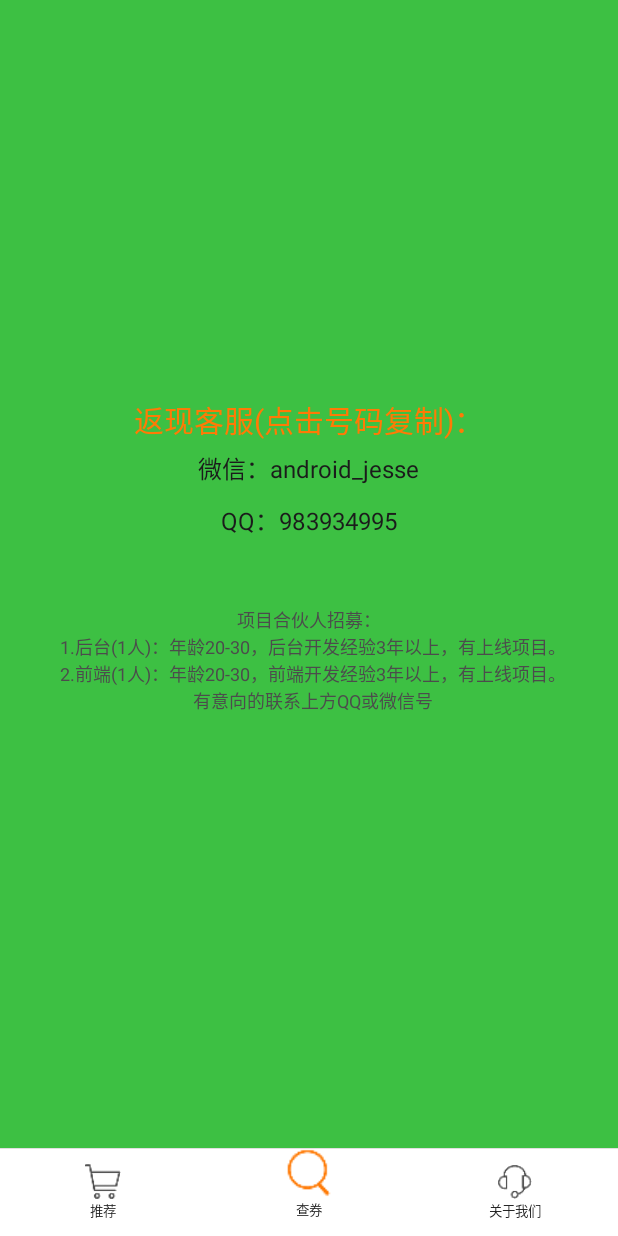
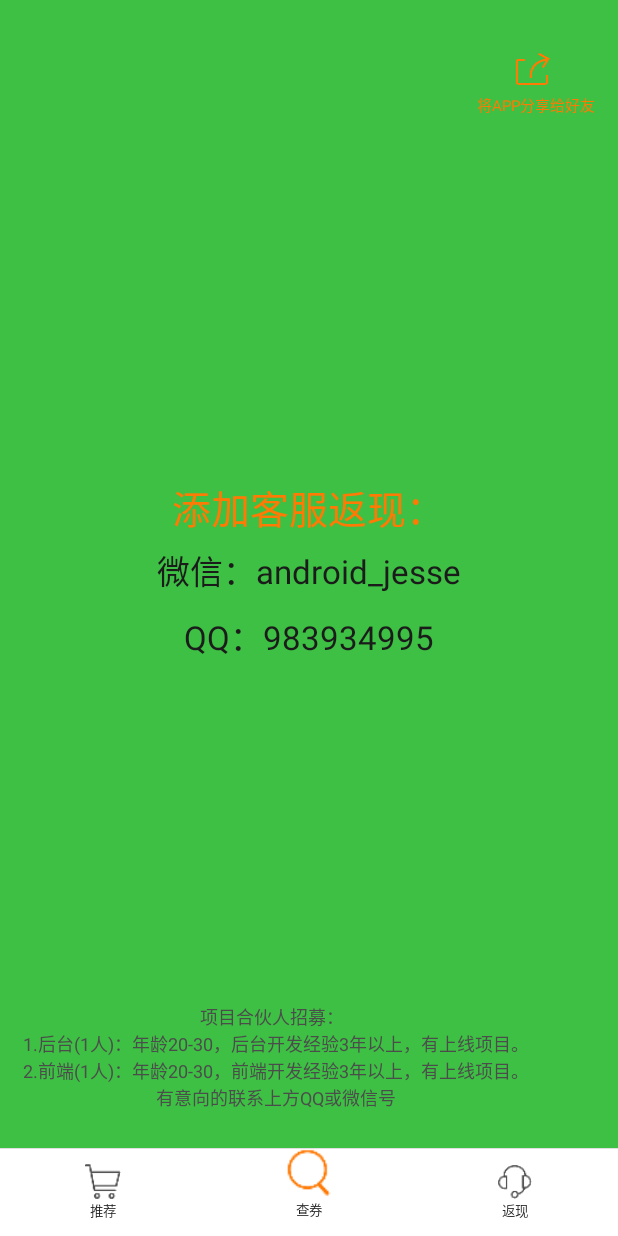
Before and after one commit to hellojessehao/huitao, an Android app: the fragment AboutUsFragment placed in its activity, on a phone screen of 412 x 824 dp. Run offline under Robolectric (Android 15) with nearby library versions, the phone set to English and light mode, and no system bars; our stand-ins replace ButterKnife; libraries missing offline, so code that uses them is left out: com.blankj.utilcode, com.pgyersdk.update, com.scwang.smartrefresh; 4 statements that could not run were skipped.

Commit message:
1.调通微信分享； 2.放入下载地址二位码。

```diff
--- a/app/build.gradle
+++ b/app/build.gradle
@@ -15,14 +15,14 @@ android {
         debug {
             keyAlias 'jesseandroid'
             keyPassword 'jesse0225.'
-            storeFile file('D:/zhangshihao/development/keystore/huitao.jks')
+            storeFile file('D:/Development/keystore/keystore/huitao.jks')
             storePassword 'jesse0225.'
         }
 
         release {
             keyAlias 'jesseandroid'
             keyPassword 'jesse0225.'
-            storeFile file('D:/zhangshihao/development/keystore/huitao.jks')
+            storeFile file('D:/Development/keystore/keystore/huitao.jks')
             storePassword 'jesse0225.'
         }
     }
--- a/app/src/main/java/com/android/jesse/huitao/view/activity/GoodsDetailActivity.java
+++ b/app/src/main/java/com/android/jesse/huitao/view/activity/GoodsDetailActivity.java
@@ -34,6 +34,7 @@ import com.android.jesse.huitao.utils.RequestHelper;
 import com.android.jesse.huitao.utils.ScreenManager;
 import com.android.jesse.huitao.utils.ToastUtil;
 import com.android.jesse.huitao.utils.Utils;
+import com.android.jesse.huitao.utils.WxApiUtils;
 import com.android.jesse.huitao.view.activity.base.BaseActivity;
 import com.android.jesse.huitao.view.adapter.RelativeGoodsRecyclerAdapter;
 import com.android.jesse.huitao.view.custom.OffsetRecyclerDivider;
@@ -261,7 +262,7 @@ public class GoodsDetailActivity extends BaseActivity {
         }
     }
 
-    @OnClick({R.id.iv_back, R.id.tv_get_coupon})
+    @OnClick({R.id.iv_back, R.id.tv_get_coupon,R.id.iv_share})
     public void onClick(View v) {
         switch (v.getId()) {
             case R.id.iv_back:
@@ -383,6 +384,9 @@ public class GoodsDetailActivity extends BaseActivity {
                         break;
                 }
                 break;
+            case R.id.iv_share:
+//                WxApiUtils.showShareDialog();
+                break;
         }
     }
 
--- a/app/src/main/java/com/android/jesse/huitao/view/activity/HomeSwitchActivity.java
+++ b/app/src/main/java/com/android/jesse/huitao/view/activity/HomeSwitchActivity.java
@@ -35,6 +35,6 @@ public class HomeSwitchActivity extends BaseActivity {
 
     @Override
     protected void initEventAndData() {
-        mHandler.sendEmptyMessageDelayed(0,1000);
+        mHandler.sendEmptyMessageDelayed(0,2000);
     }
 }
--- a/app/src/main/java/com/android/jesse/huitao/view/fragment/AboutUsFragment.java
+++ b/app/src/main/java/com/android/jesse/huitao/view/fragment/AboutUsFragment.java
@@ -9,6 +9,7 @@ import android.widget.TextView;
 import com.android.jesse.huitao.R;
 import com.android.jesse.huitao.model.Constant;
 import com.android.jesse.huitao.utils.ToastUtil;
+import com.android.jesse.huitao.utils.WxApiUtils;
 import com.android.jesse.huitao.view.activity.base.BaseFragment;
 
 import butterknife.BindView;
@@ -43,7 +44,7 @@ public class AboutUsFragment extends BaseFragment {
         tv_wechat.setText("微信："+Constant.SERVICE_WECHAT);
     }
 
-    @OnClick({R.id.tv_qq,R.id.tv_wechat})
+    @OnClick({R.id.tv_qq,R.id.tv_wechat,R.id.tv_share})
     public void onClick(View v){
         switch (v.getId()){
             case R.id.tv_qq:
@@ -56,6 +57,9 @@ public class AboutUsFragment extends BaseFragment {
                 clipboardManager.setPrimaryClip(wechatClip);
                 ToastUtil.shortShow("官方微信号已复制到剪切板");
                 break;
+            case R.id.tv_share:
+                WxApiUtils.showShareDialog(mContext,R.mipmap.publish_qrcode);
+                break;
         }
     }
 
--- a/app/src/main/res/layout/about_us_fragment.xml
+++ b/app/src/main/res/layout/about_us_fragment.xml
@@ -1,43 +1,66 @@
 <?xml version="1.0" encoding="utf-8"?>
-<LinearLayout xmlns:android="http://schemas.android.com/apk/res/android"
-    android:orientation="vertical"
+<RelativeLayout xmlns:android="http://schemas.android.com/apk/res/android"
     android:layout_width="match_parent"
     android:layout_height="match_parent"
     android:background="@color/color_3DC043"
+    android:orientation="vertical">
+
+    <TextView
+        android:id="@+id/tv_share"
+        android:layout_width="wrap_content"
+        android:layout_height="wrap_content"
+        android:layout_alignParentEnd="true"
+        android:layout_marginTop="@dimen/dp_35"
+        android:layout_marginEnd="@dimen/dp_15"
+        android:text="将APP分享给好友"
+        android:drawableTop="@mipmap/ic_share_orange"
+        android:drawablePadding="@dimen/dp_5"
+        android:textSize="@dimen/sp_10"
+        android:textColor="@color/color_selected_tags"
+        />
+
+    <LinearLayout
+        android:layout_width="match_parent"
+        android:layout_height="wrap_content"
+        android:orientation="vertical"
         android:gravity="center"
+        android:layout_centerVertical="true"
         >
 
         <TextView
             android:layout_width="wrap_content"
             android:layout_height="wrap_content"
-        android:text="返现客服(点击号码复制)："
+            android:layout_gravity="center"
+            android:text="添加客服返现："
             android:textColor="@color/color_selected_tags"
-        android:textSize="20sp"
-        android:layout_gravity="center"
-        />
+            android:textSize="26sp" />
+
         <TextView
             android:id="@+id/tv_wechat"
             android:layout_width="wrap_content"
             android:layout_height="wrap_content"
+            android:padding="@dimen/dp_5"
             android:text="微信："
             android:textColor="@color/color_maintext_title"
-        android:textSize="16sp"
-        android:padding="@dimen/dp_5"
-        />
+            android:textSize="22sp" />
+
         <TextView
             android:id="@+id/tv_qq"
             android:layout_width="wrap_content"
             android:layout_height="wrap_content"
+            android:padding="@dimen/dp_5"
             android:text="QQ："
             android:textColor="@color/color_maintext_title"
-        android:textSize="16sp"
-        android:padding="@dimen/dp_5"
-        />
+            android:textSize="22sp" />
+    </LinearLayout>
 
     <TextView
+        android:id="@+id/tv_recruit"
         android:layout_width="wrap_content"
         android:layout_height="wrap_content"
         android:layout_marginTop="@dimen/dp_30"
+        android:gravity="center"
+        android:padding="@dimen/dp_10"
         android:text="项目合伙人招募：\n
 
 1.后台(1人)：年龄20-30，后台开发经验3年以上，有上线项目。\n
@@ -48,8 +71,7 @@
 "
         android:textColor="@color/color_subtext_subtitle"
         android:textSize="@dimen/sp_12"
-        android:padding="@dimen/dp_10"
-        android:gravity="center"
+        android:layout_alignParentBottom="true"
         />
 
-</LinearLayout>
+</RelativeLayout>
--- a/app/src/main/res/layout/home_page_activity.xml
+++ b/app/src/main/res/layout/home_page_activity.xml
@@ -79,7 +79,7 @@
             app:unselectedTextColor="@color/color_maintext_title"
             app:imgWidth="24dp"
             app:imgHeight="24dp"
-            app:tabName="关于我们"
+            app:tabName="返现"
             app:tabIndex="2"
             />
     </LinearLayout>
--- a/app/src/main/res/values/colors.xml
+++ b/app/src/main/res/values/colors.xml
@@ -16,8 +16,10 @@
     <color name="black_80">#80000000</color>
     <color name="orange_80">#80FF7A05</color>
     <color name="black_10">#1A000000</color>
+    <color name="red_10">#1Aff0000</color>
     <color name="black_15">#26000000</color>
     <color name="black_40">#66000000</color>
+    <color name="red_40">#66ff0000</color>
     <color name="themeColor">#2196f3</color>
     <color name="themeTextColor">#ffffff</color>
 
```
Also changed, not shown: app/src/main/java/com/android/jesse/huitao/utils/WxApiUtils.java (+97 -6 lines), app/src/main/res/drawable/bg_red40_circle.xml (added, +8 -0 lines), app/src/main/res/layout/goods_detail_activity.xml (+56 -44 lines), app/src/main/res/layout/share_dialog.xml (added, +65 -0 lines), app/src/main/res/values/styles.xml (+12 -0 lines), app/src/main/res/mipmap-xxhdpi/ic_flash_page.png, app/src/main/res/mipmap-xxhdpi/ic_share_orange.png (added), app/src/main/res/mipmap-xxhdpi/ic_share_white.png (added), app/src/main/res/mipmap-xxhdpi/ic_wechat_friends.png (added), app/src/main/res/mipmap-xxhdpi/ic_wechat_session.png (added). Lines whose indentation alone changed are shown as unchanged.
